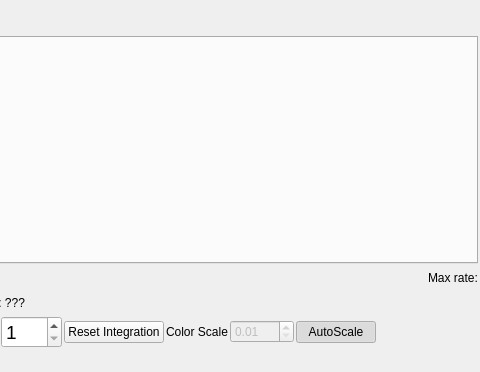
usnistgov/dastardcommander, file dastardcommander/ui/observe.ui: the form before one commit; both pictures show x 266 to 746 and y 0 to 372 of the 746 by 372 pixel window.
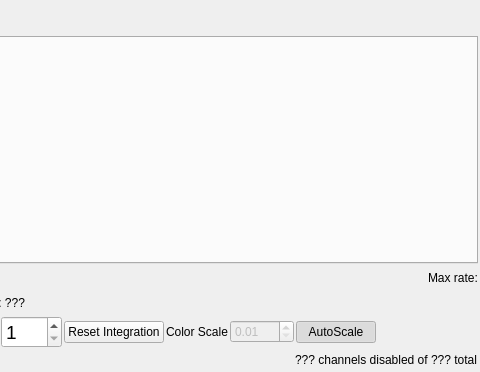
The form after the commit.

Commit message:
Display # of disabled channels on Observe tab
Fixes #160.

```diff
--- a/dastardcommander/ui/observe.ui
+++ b/dastardcommander/ui/observe.ui
@@ -370,6 +370,13 @@
        </property>
       </spacer>
      </item>
+     <item>
+      <widget class="QLabel" name="label_disabled_count">
+       <property name="text">
+        <string>??? channels disabled of ??? total</string>
+       </property>
+      </widget>
+     </item>
     </layout>
    </item>
   </layout>
```
The commit also changes 3 other files.
